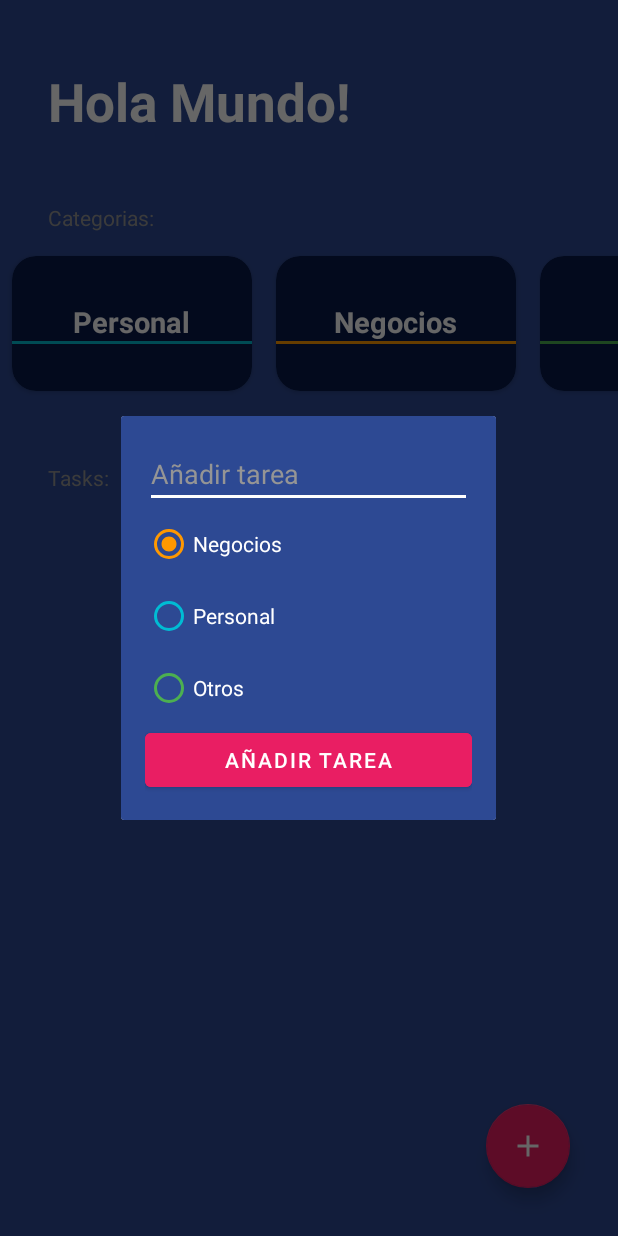
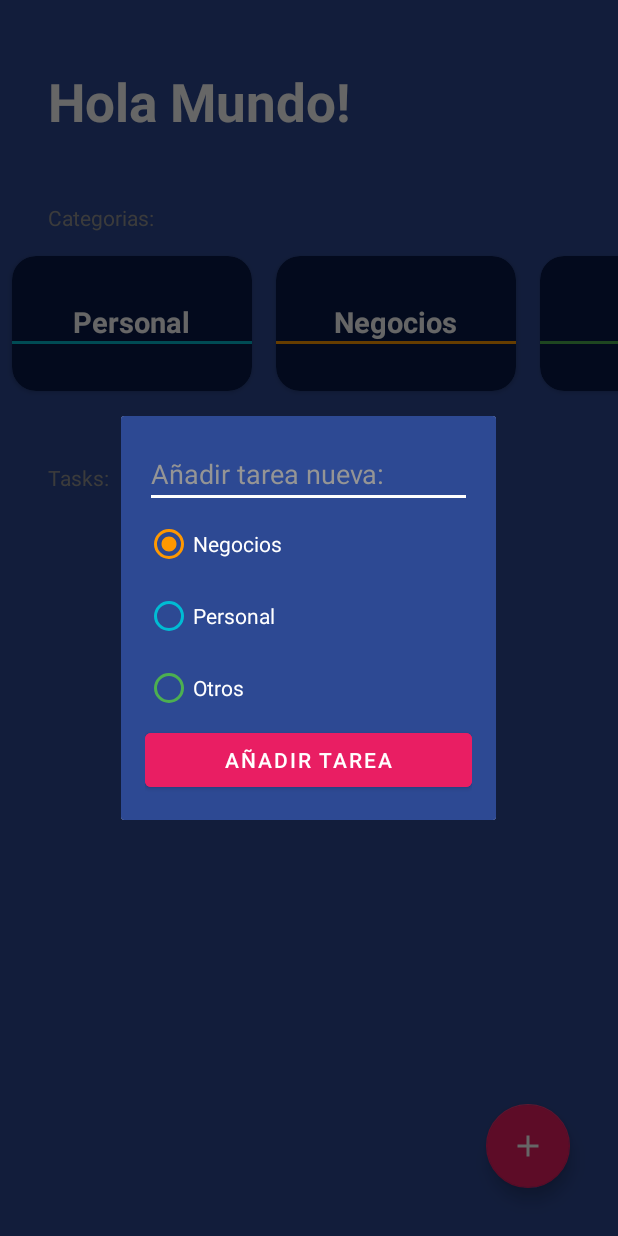
Before and after one commit to AxelEncina/AppMix, an Android app: the TodoActivity screen opened directly, with no data from a screen before it, after a tap on an icon or button, on a phone screen of 412 x 824 dp. Run offline under Robolectric (Android 15) with nearby library versions, the phone set to English and light mode, and no system bars; 1 statement that could not run was skipped; 3 other taps on this screen came first.

Commit message:
3era parte!

```diff
--- a/app/src/main/res/layout/dialog_task.xml
+++ b/app/src/main/res/layout/dialog_task.xml
@@ -10,7 +10,7 @@
         android:id="@+id/etTask"
         android:backgroundTint="@color/white"
         android:layout_width="match_parent"
-        android:hint="Añadir tarea"
+        android:hint="Añadir tarea nueva:"
         android:textColorHint="@color/todo_subtitle_text"
         android:textColor="@color/white"
         android:layout_height="wrap_content"/>
```
